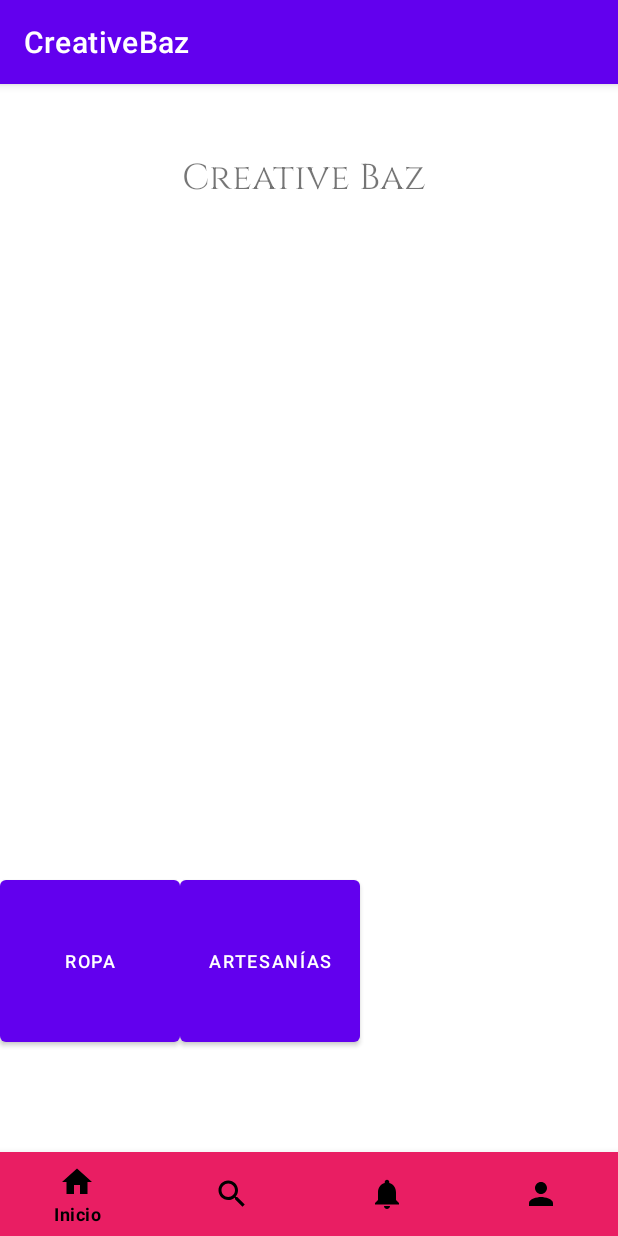
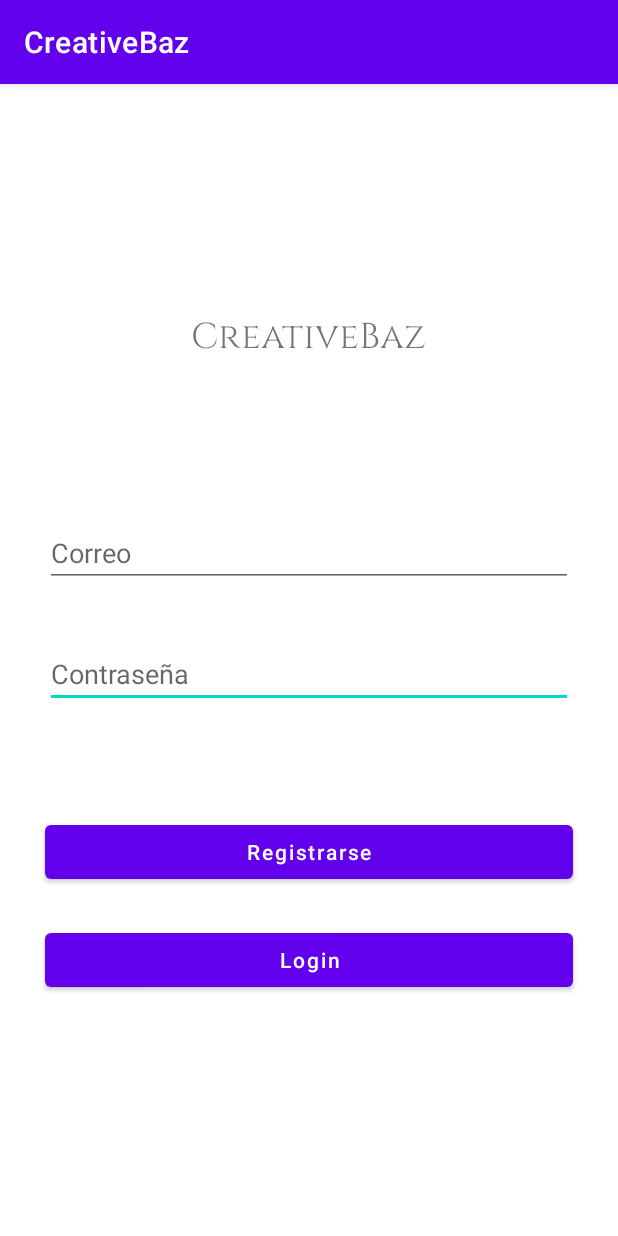
Before and after one commit to Natalia670/AndroidFinalProject, an Android app: the screen it shows after launch (MainActivity before the commit, LoginActivity after it), on a phone screen of 412 x 824 dp. Run offline under Robolectric (Android 15) with nearby library versions, the phone set to English and light mode, and no system bars; our stand-ins replace Firebase (no records; nobody signed in at launch, a user with empty details on screens opened directly).

Commit message:
Login complete

```diff
--- a/app/build.gradle
+++ b/app/build.gradle
@@ -2,6 +2,7 @@ plugins {
     id 'com.android.application'
     id 'kotlin-android'
     id 'kotlin-android-extensions'
+    id 'com.google.gms.google-services'
 }
 
 android {
@@ -50,6 +51,7 @@ dependencies {
     implementation 'androidx.legacy:legacy-support-v4:1.0.0'
     implementation 'androidx.lifecycle:lifecycle-livedata-ktx:2.3.0'
     implementation 'androidx.lifecycle:lifecycle-viewmodel-ktx:2.3.0'
+    implementation 'com.google.firebase:firebase-auth:20.0.4'
     testImplementation 'junit:junit:4.+'
     androidTestImplementation 'androidx.test.ext:junit:1.1.2'
     androidTestImplementation 'androidx.test.espresso:espresso-core:3.3.0'
@@ -74,4 +76,6 @@ dependencies {
     implementation 'com.google.firebase:firebase-analytics-ktx'
     implementation platform('com.google.firebase:firebase-bom:26.7.0')
     implementation 'com.google.firebase:firebase-auth-ktx'
+
+    apply plugin: "androidx.navigation.safeargs.kotlin"
 }
--- /dev/null
+++ b/app/src/main/java/com/example/finalproject_creativebaz/LoginActivity.kt
@@ -0,0 +1,85 @@
+package com.example.finalproject_creativebaz
+
+import android.content.Intent
+import androidx.appcompat.app.AppCompatActivity
+import android.os.Bundle
+import android.widget.Toast
+import com.example.finalproject_creativebaz.databinding.ActivityLoginBinding
+import com.google.firebase.auth.FirebaseAuth
+import com.google.firebase.auth.ktx.auth
+import com.google.firebase.ktx.Firebase
+
+class LoginActivity : AppCompatActivity() {
+
+    private lateinit var bind : ActivityLoginBinding
+    private lateinit var auth: FirebaseAuth
+
+    override fun onCreate(savedInstanceState: Bundle?) {
+        super.onCreate(savedInstanceState)
+        setContentView(R.layout.activity_login)
+
+        // Para Binding con elementos del Layout
+        bind = ActivityLoginBinding.inflate(layoutInflater)
+        setContentView(bind.root)
+
+        // Inicializa objetos:
+        auth = Firebase.auth
+        setLoginRegister() //sigue en la siguiente sección.
+    }
+
+    private fun setLoginRegister(){
+        bind.registerbtn.setOnClickListener {
+            if (bind.mail.text.isNotEmpty() && bind.password.text.isNotEmpty()){
+                // utiliza la clase de FirebaseAuth:
+                FirebaseAuth.getInstance().createUserWithEmailAndPassword(
+
+                    bind.mail.text.toString(), //usuario y password
+                    bind.password.text.toString()
+
+                ).addOnCompleteListener{
+                    if(it.isSuccessful){
+                        userCreated() //Viene más adelante la función
+                    }
+                }.addOnFailureListener{
+                    // en caso de error
+                    Toast.makeText(this,it.toString(), Toast.LENGTH_LONG).show()
+
+                }
+            }
+        }
+        bind.loginbtn.setOnClickListener {
+            // Valida que correo y password no esten vacíos, incluye:
+            if(bind.mail.text.isNotEmpty() && bind.password.text.isNotBlank()){
+                //Para ingresar cambia al método de signInWithEmailAndPassword
+                FirebaseAuth.getInstance().signInWithEmailAndPassword(
+                    bind.mail.text.toString(),
+                    bind.password.text.toString()
+                ).addOnCompleteListener{
+                    if(it.isSuccessful){
+                        Toast.makeText(this,"Bienvenido a CreativeBaz!", Toast.LENGTH_LONG).show()
+                        //Crea un intento y entra a MainActivity.
+                        val intento = Intent(this, MainActivity::class.java)
+                        startActivity(intento)
+                        finish()
+
+                    }else{
+                        Toast.makeText(this,"Error en los datos!", Toast.LENGTH_LONG).show()
+                    }
+                }
+            }
+            else{
+                Toast.makeText(this,"Llena los campos de correo y/o contraseña!", Toast.LENGTH_LONG).show()
+            }
+
+        }
+    }
+
+    private fun userCreated(){
+        Toast.makeText(this,"Usuario creado exitosamente", Toast.LENGTH_LONG).show()
+        bind.mail.text.clear() //Limpiar las cajas de texto
+        bind.password.text.clear()
+        val intento = Intent(this, MainActivity::class.java)
+        startActivity(intento)
+        finish()
+    }
+}
--- a/app/src/main/java/com/example/finalproject_creativebaz/SplashActivity.kt
+++ b/app/src/main/java/com/example/finalproject_creativebaz/SplashActivity.kt
@@ -22,7 +22,7 @@ class SplashActivity : AppCompatActivity() {
         ObjectAnimator.ofInt(progressBar, "progress", current_progress).setDuration(3000).start()
 
         Handler().postDelayed({
-            val intento = Intent(this, MainActivity::class.java)
+            val intento = Intent(this, LoginActivity::class.java)
             startActivity(intento)
             finish() }, 3500)
     }
--- /dev/null
+++ b/app/src/main/res/layout/activity_login.xml
@@ -0,0 +1,77 @@
+<?xml version="1.0" encoding="utf-8"?>
+<androidx.constraintlayout.widget.ConstraintLayout
+    xmlns:android="http://schemas.android.com/apk/res/android"
+    xmlns:app="http://schemas.android.com/apk/res-auto"
+    xmlns:tools="http://schemas.android.com/tools"
+    android:layout_width="match_parent"
+    android:layout_height="match_parent"
+    android:orientation="vertical"
+    android:gravity="center"
+    tools:context=".LoginActivity">
+
+    <TextView
+        android:id="@+id/AppTitle"
+        android:layout_width="wrap_content"
+        android:layout_height="wrap_content"
+        android:fontFamily="@font/cinzel"
+        android:text="@string/app_name"
+        android:textSize="24sp"
+        app:layout_constraintBottom_toTopOf="@+id/mail"
+        app:layout_constraintEnd_toEndOf="parent"
+        app:layout_constraintHorizontal_bias="0.498"
+        app:layout_constraintStart_toStartOf="parent"
+        app:layout_constraintTop_toTopOf="parent"
+        app:layout_constraintVertical_bias="0.591" />
+
+    <Button
+        android:id="@+id/registerbtn"
+        android:layout_width="match_parent"
+        android:layout_height="0dp"
+        android:layout_marginHorizontal="30sp"
+        android:layout_marginBottom="24dp"
+        android:text="@string/register"
+        android:textAllCaps="false"
+        app:layout_constraintBottom_toTopOf="@+id/loginbtn"
+        app:layout_constraintEnd_toEndOf="parent"
+        app:layout_constraintStart_toStartOf="parent" />
+
+    <Button
+        android:id="@+id/loginbtn"
+        android:layout_width="match_parent"
+        android:layout_height="0dp"
+        android:layout_marginHorizontal="30sp"
+        android:layout_marginBottom="160dp"
+        android:text="@string/login"
+        android:textAllCaps="false"
+        app:layout_constraintBottom_toBottomOf="parent"
+        app:layout_constraintEnd_toEndOf="parent"
+        app:layout_constraintStart_toStartOf="parent" />
+
+    <EditText
+        android:id="@+id/password"
+        android:layout_width="match_parent"
+        android:layout_height="wrap_content"
+        android:layout_marginHorizontal="30sp"
+        android:layout_marginBottom="72dp"
+        android:hint="@string/password"
+        android:inputType="textPassword"
+        android:singleLine="true"
+        app:layout_constraintBottom_toTopOf="@+id/registerbtn"
+        app:layout_constraintEnd_toEndOf="parent"
+        app:layout_constraintStart_toStartOf="parent" />
+
+    <EditText
+        android:id="@+id/mail"
+        android:layout_width="match_parent"
+        android:layout_height="wrap_content"
+        android:layout_marginHorizontal="30sp"
+        android:hint="@string/mail"
+        android:inputType="textEmailAddress"
+        android:singleLine="true"
+        app:layout_constraintBottom_toTopOf="@+id/password"
+        app:layout_constraintEnd_toEndOf="parent"
+        app:layout_constraintStart_toStartOf="parent"
+        app:layout_constraintTop_toTopOf="parent"
+        app:layout_constraintVertical_bias="0.892" />
+
+</androidx.constraintlayout.widget.ConstraintLayout>
--- a/app/src/main/res/layout/activity_splash.xml
+++ b/app/src/main/res/layout/activity_splash.xml
@@ -23,7 +23,7 @@
         android:layout_width="wrap_content"
         android:layout_height="wrap_content"
         android:fontFamily="@font/cinzel"
-        android:text="CreativeBaz"
+        android:text="@string/app_name"
         android:textSize="24sp"
         app:layout_constraintBottom_toBottomOf="parent"
         app:layout_constraintEnd_toEndOf="parent"
--- a/app/src/main/res/values/strings.xml
+++ b/app/src/main/res/values/strings.xml
@@ -9,4 +9,8 @@
     <string name="title_home">Home</string>
     <string name="title_dashboard">Dashboard</string>
     <string name="title_notifications">Notifications</string>
+    <string name="mail">Correo</string>
+    <string name="password">Contraseña</string>
+    <string name="register">Registrarse</string>
+    <string name="login">Login</string>
 </resources>
--- a/build.gradle
+++ b/build.gradle
@@ -11,7 +11,7 @@ buildscript {
         def nav_version = "2.3.4"
         classpath "androidx.navigation:navigation-safe-args-gradle-plugin:$nav_version"
         classpath "android.arch.navigation:navigation-safe-args-gradle-plugin:1.0.0"
-        classpath 'com.google.gms:google-services:4.3.3'
+        classpath 'com.google.gms:google-services:4.3.5'
         // NOTE: Do not place your application dependencies here; they belong
         // in the individual module build.gradle files
     }
```
Also changed, not shown: app/src/main/AndroidManifest.xml (+6 -4 lines), app/src/main/java/com/example/finalproject_creativebaz/LoginFragment.kt (deleted, +0 -59 lines), app/src/main/res/layout/fragment_login.xml (deleted, +0 -14 lines).
